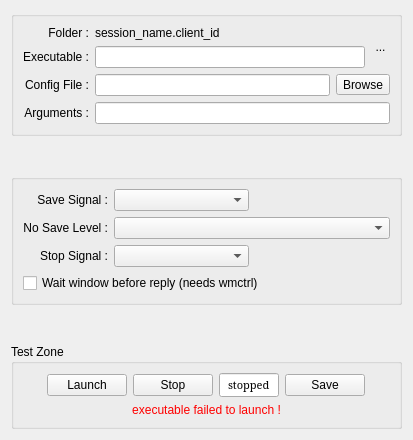
Before: the Qt Designer form resources/ui/ray_hack_properties.ui in Houston4444/RaySession, drawn with Qt 5.
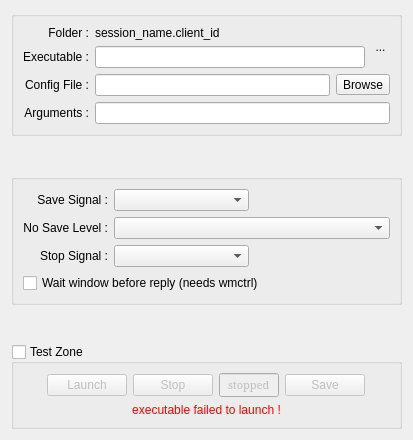
After: the same form once the commit is applied. Icons and pictures are not drawn. Custom widgets are drawn as their Qt base class.

Commit message: client properties dialog: Protocol frame external

```diff
--- a/resources/ui/ray_hack_properties.ui
+++ b/resources/ui/ray_hack_properties.ui
@@ -274,6 +274,12 @@
      <property name="title">
       <string>Test Zone</string>
      </property>
+     <property name="checkable">
+      <bool>true</bool>
+     </property>
+     <property name="checked">
+      <bool>false</bool>
+     </property>
      <layout class="QVBoxLayout" name="verticalLayout_13">
       <item>
        <layout class="QHBoxLayout" name="horizontalLayout_4">
@@ -315,7 +321,7 @@
         <item>
          <widget class="StatusBar" name="lineEditClientStatus_2">
           <property name="enabled">
-           <bool>true</bool>
+           <bool>false</bool>
           </property>
           <property name="sizePolicy">
            <sizepolicy hsizetype="Fixed" vsizetype="Fixed">
```
Left out of the diff: 12 changed lines with no effect on the pictures. The commit also changes 5 other files.
